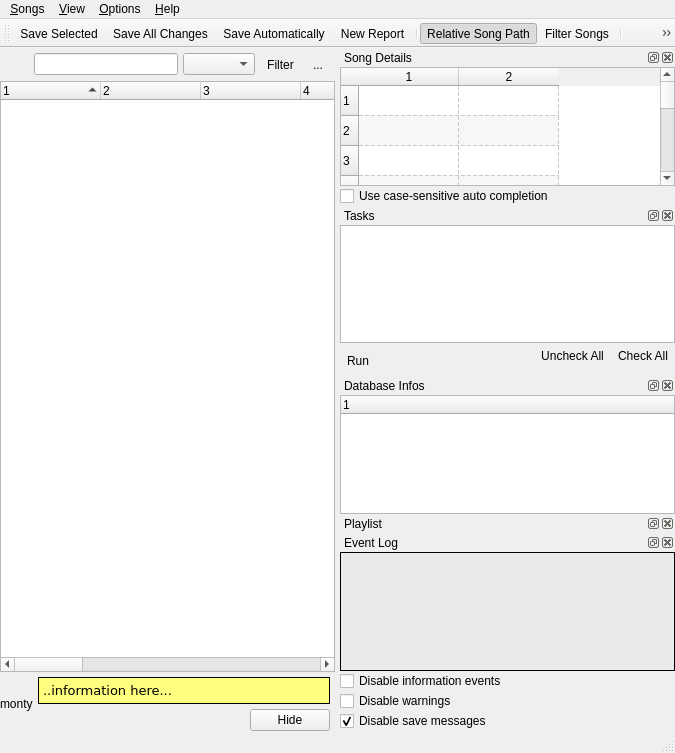
The window that uman/src/QUMainWindow.ui (UltraStar-Deluxe/UltraStar-Manager) describes before a commit, drawn with Qt 5.
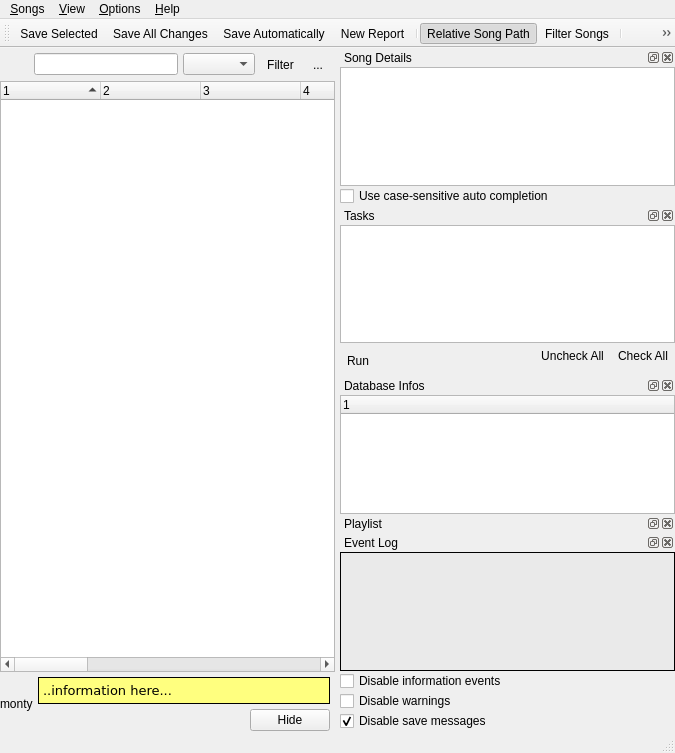
The same window after the commit. Icons and pictures are not drawn. Custom widgets are drawn as their Qt base class.

The edit to the form file:
```diff
--- a/uman/src/QUMainWindow.ui
+++ b/uman/src/QUMainWindow.ui
@@ -178,7 +178,7 @@
            <bool>false</bool>
           </property>
           <property name="columnCount" >
-           <number>15</number>
+           <number>14</number>
           </property>
           <column>
            <property name="text" >
@@ -250,11 +250,6 @@
             <string>14</string>
            </property>
           </column>
-          <column>
-           <property name="text" >
-            <string>15</string>
-           </property>
-          </column>
          </widget>
         </item>
         <item>
@@ -515,36 +510,6 @@
               <property name="cornerButtonEnabled" >
                <bool>false</bool>
               </property>
-              <property name="rowCount" >
-               <number>22</number>
-              </property>
-              <property name="columnCount" >
-               <number>2</number>
-              </property>
-              <row/>
-              <row/>
-              <row/>
-              <row/>
-              <row/>
-              <row/>
-              <row/>
-              <row/>
-              <row/>
-              <row/>
-              <row/>
-              <row/>
-              <row/>
-              <row/>
-              <row/>
-              <row/>
-              <row/>
-              <row/>
-              <row/>
-              <row/>
-              <row/>
-              <row/>
-              <column/>
-              <column/>
              </widget>
             </item>
             <item>
```
Left out of the diff: 6 changed lines with no effect on the pictures.
